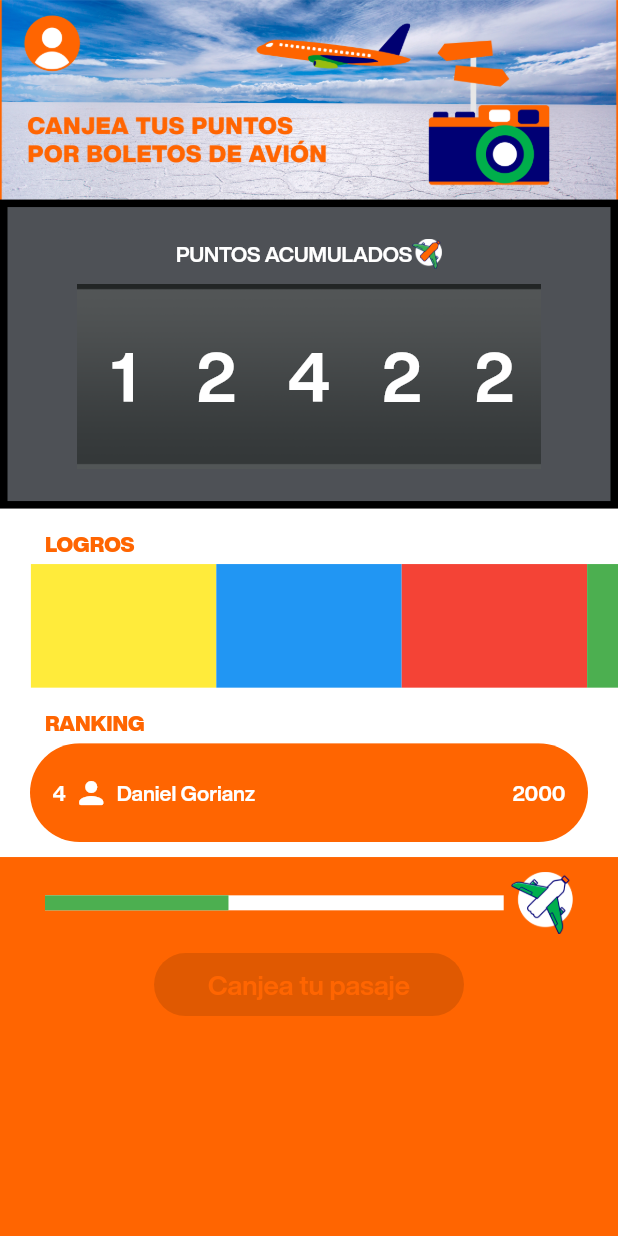
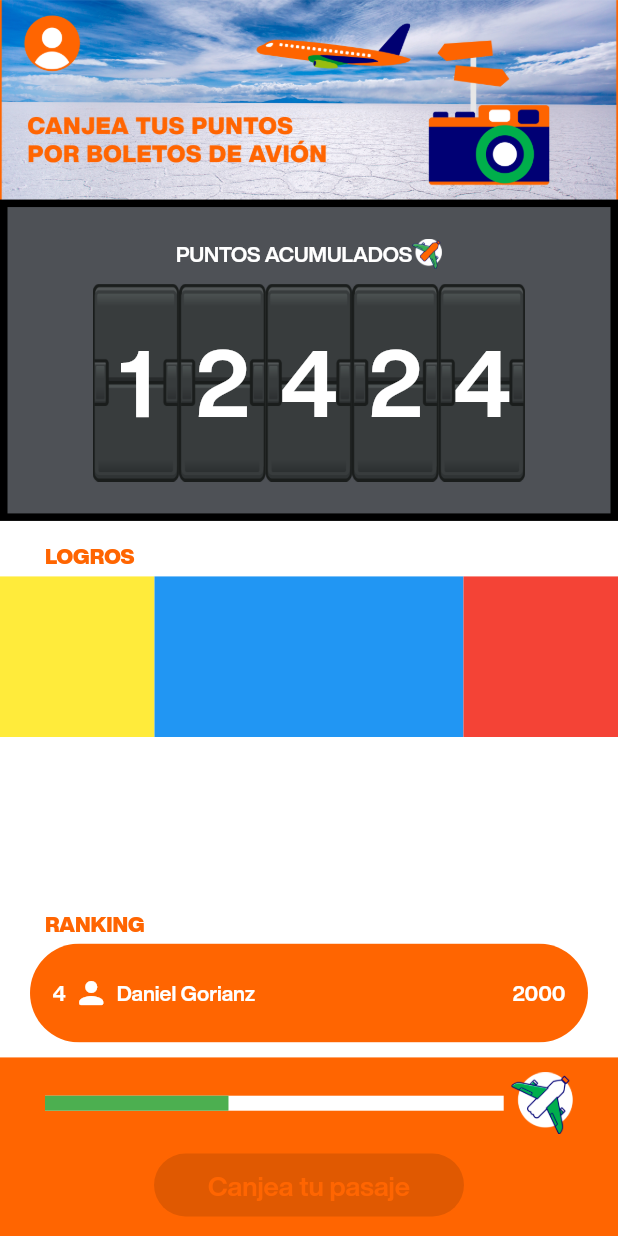
Before and after one commit to jockeer/natura_app, a Flutter app: the HomeScreen screen opened by its route, on a phone screen of 412 x 824 dp. Run offline on Flutter 3.47's test engine with Material 2 defaults, Android fonts, the light colour scheme and no system bars; drawn by our look-alikes of carousel_slider.

Commit message:
ultimo cambios

```diff
--- a/lib/screens/home_screen.dart
+++ b/lib/screens/home_screen.dart
@@ -13,7 +13,7 @@ class HomeScreen extends StatelessWidget {
           children: [
             Image(image: AssetImage('assets/img/banner1.png')),
             _Puntos(),
-            _Logros(),
+            Expanded(child: _Logros()),
             _Ranking(),
             SizedBox(height: 10,),
 
@@ -75,8 +75,7 @@ class _Progreso extends StatelessWidget {
   @override
   Widget build(BuildContext context) {
     final size = MediaQuery.of(context).size;
-    return Expanded(
-      child: Container(
+    return Container(
         color: ColoresApp().naranja,
         child: Column(
           children: [
@@ -104,11 +103,11 @@ class _Progreso extends StatelessWidget {
               style: estilos.buttonStyle(blanco: true),
               child: estilos.buttonChild(texto: 'Canjea tu pasaje',blanco: true),
               onPressed: null,
-            )
+            ),
+            SizedBox(height: 10,),
           ],
         ),
-      ),
-    );
+      );
   }
 }
 
@@ -127,8 +126,8 @@ class _Logros extends StatelessWidget {
         ),
         CarouselSlider(
           options: CarouselOptions(
-            height: size.height*0.10,
-            viewportFraction: 0.3,
+            height:  size.height*0.13,
+            viewportFraction: 0.5,
             enableInfiniteScroll: false,
             initialPage: 1,
             disableCenter: true,
@@ -161,12 +160,12 @@ class _Logros extends StatelessWidget {
 }
 
 class _Puntos extends StatelessWidget {
-  final puntos = ['1','2','4','2','2'];
+  final puntos = ['1','2','4','2','4'];
   @override
   Widget build(BuildContext context) {
     final size = MediaQuery.of(context).size;
     return Container(
-      height: size.height*0.25,
+      height: size.height*0.26,
       width: double.infinity,
       color: Colors.black,
       child: Container(
@@ -190,13 +189,13 @@ class _Puntos extends StatelessWidget {
               mainAxisAlignment: MainAxisAlignment.center,
               children: puntos.map((e){
                 return Container(
-                  height: size.height*0.15,
-                  width: size.width*0.15,
+                  height: size.height*0.16,
+                  width: size.width*0.14,
                   alignment: Alignment.center,
                   decoration: BoxDecoration(
-                    image: DecorationImage(image: AssetImage('assets/img/fondoNumeros.png'), fit: BoxFit.cover)
+                    image: DecorationImage(image: AssetImage('assets/img/tablero.png'), fit: BoxFit.fill)
                   ),
-                  child: Text(e, style: TextStyle( fontWeight: FontWeight.bold, color: Colors.white, fontSize: size.width*0.11),),
+                  child: Text(e, style: TextStyle( fontWeight: FontWeight.bold, color: Colors.white, fontSize: size.width*0.15),),
 
                 );
               }).toList(),
```
Also changed, not shown: assets/img/tablero.png (added).
